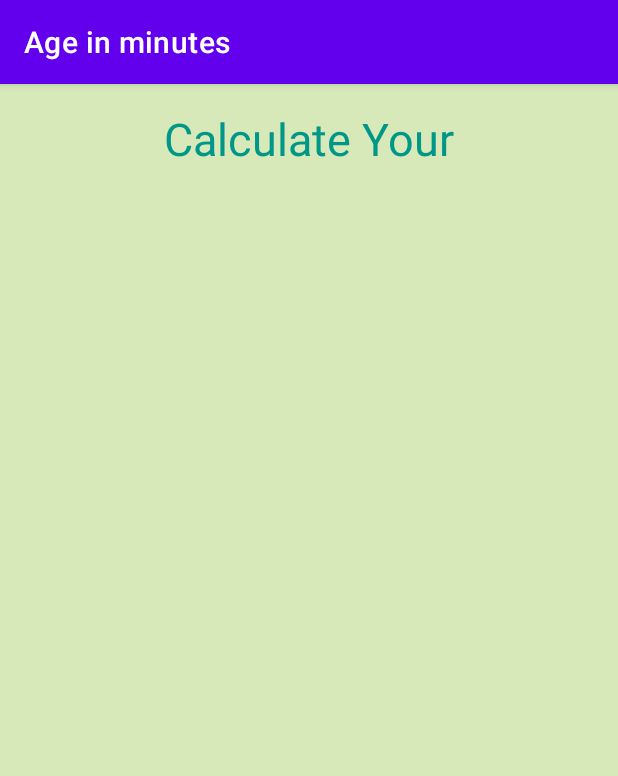
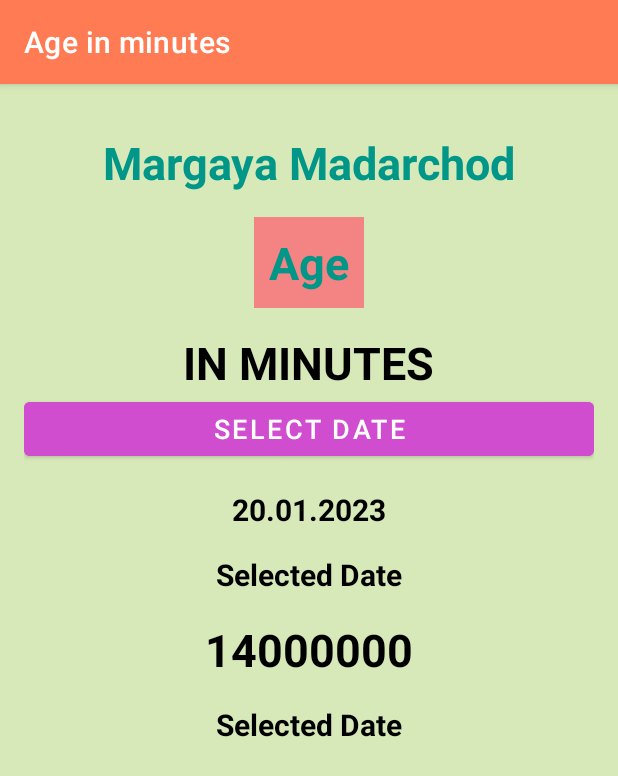
Before and after one commit to mudits02/Android-Practice, an Android app: the screen it shows after launch (MainActivity), on a phone screen of 412 x 824 dp. Shown: the top 776 px of the screen. Run offline under Robolectric (Android 15) with nearby library versions, the phone set to English and light mode, and no system bars.

Commit message:
App finished

```diff
--- a/Ageinminutes/app/build.gradle
+++ b/Ageinminutes/app/build.gradle
@@ -5,12 +5,12 @@ plugins {
 
 android {
     namespace 'in.mudits02.ageinminutes'
-    compileSdk 32
+    compileSdk 33
 
     defaultConfig {
         applicationId "in.mudits02.ageinminutes"
         minSdk 21
-        targetSdk 32
+        targetSdk 33
         versionCode 1
         versionName "1.0"
 
--- a/Ageinminutes/app/src/main/res/layout/activity_main.xml
+++ b/Ageinminutes/app/src/main/res/layout/activity_main.xml
@@ -4,23 +4,97 @@
     xmlns:tools="http://schemas.android.com/tools"
     android:layout_width="match_parent"
     android:layout_height="match_parent"
-    tools:context=".MainActivity"
+    android:background="@color/bgColor"
     android:gravity="center_horizontal"
-    android:background="@color/bgColor"
-
-    >
+    android:padding="16dp"
+    android:orientation="vertical"
+    tools:context=".MainActivity">
 
 
     <TextView
+        android:id="@+id/textView"
         android:layout_width="wrap_content"
         android:layout_height="wrap_content"
         android:layout_marginTop="16dp"
-        android:text="@string/calculate_your"
+        android:text="Margaya Madarchod"
         android:textColor="#009688"
         android:textSize="30sp"
-        app:layout_constraintBottom_toBottomOf="parent"
-        app:layout_constraintEnd_toEndOf="parent"
-        app:layout_constraintStart_toStartOf="parent"
-        app:layout_constraintTop_toTopOf="parent" />
+        android:textStyle="bold" />
+
+    <TextView
+        android:id="@id/textView"
+        android:layout_width="wrap_content"
+        android:layout_height="wrap_content"
+        android:layout_marginTop="16dp"
+        android:text="Age"
+        android:background="#F48484"
+        android:padding="10dp"
+        android:textColor="#009688"
+        android:textSize="30sp"
+        android:textStyle="bold" />
+
+    <TextView
+        android:id="@id/textView"
+        android:layout_width="wrap_content"
+        android:layout_height="wrap_content"
+        android:layout_marginTop="16dp"
+        android:text="IN MINUTES"
+        android:textColor="@color/black"
+        android:textSize="30sp"
+        android:textStyle="bold" />
+    <Button
+        android:id="@id/textView"
+        android:layout_width="match_parent"
+        android:layout_height="wrap_content"
+        android:text="SELECT DATE"
+        android:textSize="18sp"
+        android:backgroundTint="#CF4DCE"
+        android:textColor="@color/white"/>
+
+    <TextView
+        android:id="@id/textView"
+        android:layout_width="wrap_content"
+        android:layout_height="wrap_content"
+        android:layout_marginTop="16dp"
+        android:text="20.01.2023"
+        android:textColor="@color/black"
+        android:textSize="20sp"
+        android:textStyle="bold"
+         />
+
+    <TextView
+        android:id="@id/textView"
+        android:layout_width="wrap_content"
+        android:layout_height="wrap_content"
+        android:layout_marginTop="16dp"
+        android:text="Selected Date"
+        android:textColor="@color/black"
+        android:textSize="20sp"
+        android:textStyle="bold"
+        />
+
+    <TextView
+        android:id="@id/textView"
+        android:layout_width="wrap_content"
+        android:layout_height="wrap_content"
+        android:layout_marginTop="16dp"
+        android:text="14000000"
+        android:textColor="@color/black"
+        android:textSize="30sp"
+        android:textStyle="bold"
+        />
+
+    <TextView
+        android:id="@id/textView"
+        android:layout_width="wrap_content"
+        android:layout_height="wrap_content"
+        android:layout_marginTop="16dp"
+        android:text="Selected Date"
+        android:textColor="@color/black"
+        android:textSize="20sp"
+        android:textStyle="bold"
+        />
+
+
 
 </LinearLayout>
--- a/Ageinminutes/app/src/main/res/values/strings.xml
+++ b/Ageinminutes/app/src/main/res/values/strings.xml
@@ -1,4 +1,5 @@
 <resources>
     <string name="app_name">Age in minutes</string>
     <string name="calculate_your">Calculate Your</string>
+    <string name="press">Press</string>
 </resources>
--- a/Ageinminutes/app/src/main/res/values/themes.xml
+++ b/Ageinminutes/app/src/main/res/values/themes.xml
@@ -2,7 +2,7 @@
     <!-- Base application theme. -->
     <style name="Theme.AgeInMinutes" parent="Theme.MaterialComponents.DayNight.DarkActionBar">
         <!-- Primary brand color. -->
-        <item name="colorPrimary">@color/purple_500</item>
+        <item name="colorPrimary">#FF7B54</item>
         <item name="colorPrimaryVariant">@color/purple_700</item>
         <item name="colorOnPrimary">@color/white</item>
         <!-- Secondary brand color. -->
```
